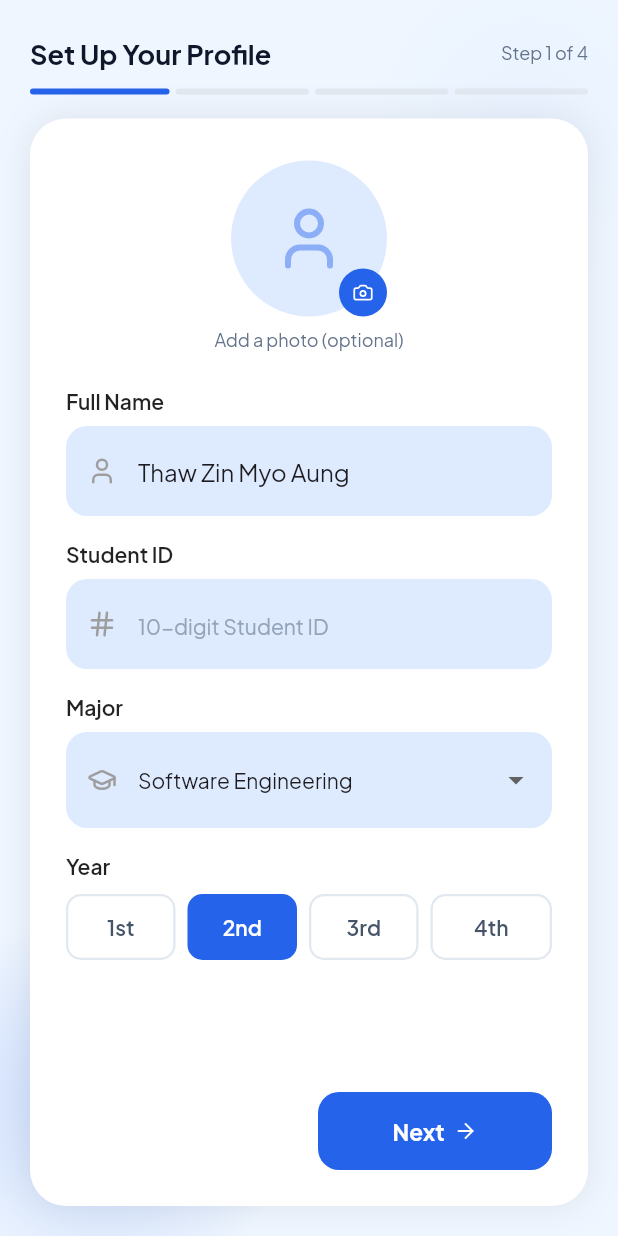
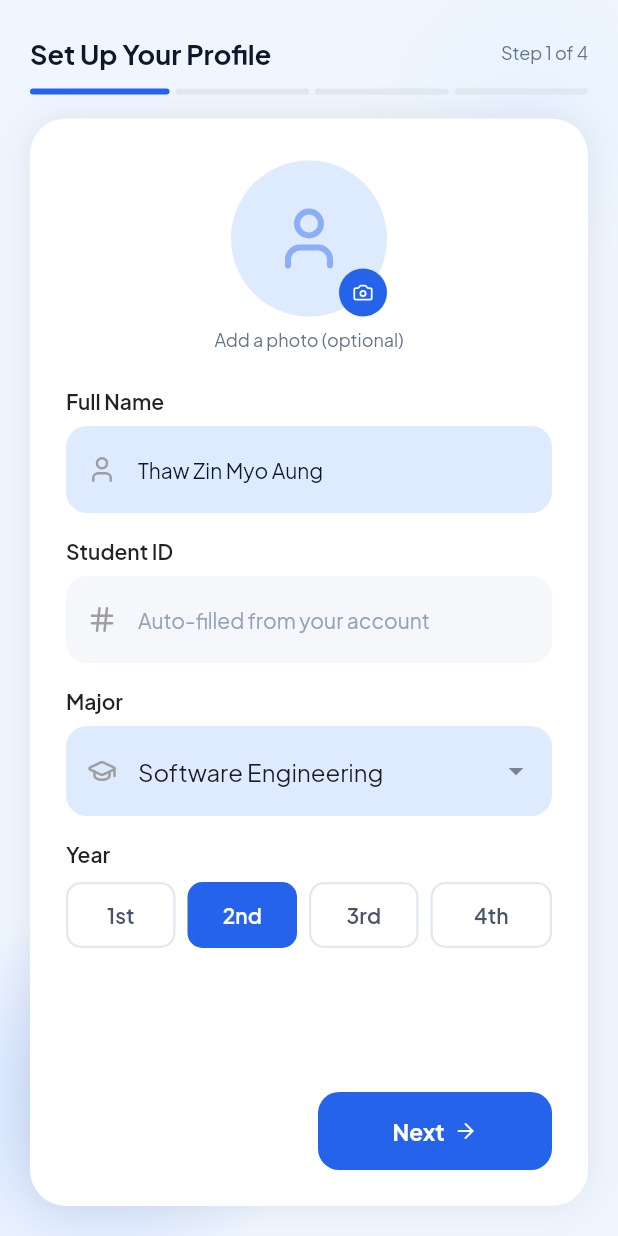
Before and after one commit to Thaw-Zin-Myo-Aung/studysync, a Flutter app: the ProfileSetupScreen screen opened by its route, on a phone screen of 412 x 824 dp. Run offline on Flutter 3.47's test engine with Material 3 defaults, Android fonts, the phone set to English and light mode, and no system bars; drawn by our look-alikes of dropdown_search; our stand-ins replace cloud_firestore, firebase_auth, firebase_core, flutter_riverpod, go_router, google_fonts and 1 more; accounts and stored records are empty; generated files the repository leaves out were written again.

Commit message:
Added constant majors for dropdown

```diff
--- /dev/null
+++ b/lib/core/constants/mfu_majors.dart
@@ -0,0 +1,87 @@
+/// All MFU bachelor's degree programmes, grouped by school.
+/// Used across the app wherever a major picker is needed.
+const List<String> mfuMajors = [
+  // School of Agro-Industry
+  'Innovative Food Science and Technology',
+  'Agri-Food Logistics',
+  // School of Cosmetic Science
+  'Cosmetic Science',
+  'Beauty Technology',
+  // School of Health Science
+  'Public Health',
+  'Environmental Health',
+  'Occupational Health and Safety',
+  'Sports and Health Science',
+  // School of Applied Digital Technology
+  'Computer Engineering',
+  'Digital and Communication Engineering',
+  'Software Engineering',
+  'Digital Technology for Business Innovation',
+  'Multimedia Technology and Animation',
+  // School of Integrative Medicine
+  'Applied Thai Traditional Medicine',
+  'Physical Therapy',
+  'Traditional Chinese Medicine',
+  // School of Law
+  'Laws',
+  'Business Law and Chinese Communication',
+  // School of Liberal Arts
+  'English',
+  'Thai Language and Culture for Foreigners',
+  // School of Management
+  'Accounting',
+  'Business Administration',
+  'Economics',
+  // School of Nursing
+  'Nursing Science',
+  // School of Science
+  'Applied Chemistry',
+  'Biosciences',
+  'Materials Engineering',
+  // School of Sinology
+  'Business Chinese',
+  'Chinese Language and Culture',
+  'Chinese Studies',
+  'Teaching Chinese Language',
+  // School of Social Innovation
+  'International Development',
+  // School of Dentistry
+  'Dental Surgery',
+];
+
+/// Maps each major to its school name for group headers.
+const Map<String, String> mfuMajorSchools = {
+  'Innovative Food Science and Technology': 'School of Agro-Industry',
+  'Agri-Food Logistics':                    'School of Agro-Industry',
+  'Cosmetic Science':                       'School of Cosmetic Science',
+  'Beauty Technology':                      'School of Cosmetic Science',
+  'Public Health':                          'School of Health Science',
+  'Environmental Health':                   'School of Health Science',
+  'Occupational Health and Safety':         'School of Health Science',
+  'Sports and Health Science':              'School of Health Science',
+  'Computer Engineering':                   'School of Applied Digital Technology',
+  'Digital and Communication Engineering':  'School of Applied Digital Technology',
+  'Software Engineering':                   'School of Applied Digital Technology',
+  'Digital Technology for Business Innovation': 'School of Applied Digital Technology',
+  'Multimedia Technology and Animation':    'School of Applied Digital Technology',
+  'Applied Thai Traditional Medicine':      'School of Integrative Medicine',
+  'Physical Therapy':                       'School of Integrative Medicine',
+  'Traditional Chinese Medicine':           'School of Integrative Medicine',
+  'Laws':                                   'School of Law',
+  'Business Law and Chinese Communication': 'School of Law',
+  'English':                                'School of Liberal Arts',
+  'Thai Language and Culture for Foreigners': 'School of Liberal Arts',
+  'Accounting':                             'School of Management',
+  'Business Administration':                'School of Management',
+  'Economics':                              'School of Management',
+  'Nursing Science':                        'School of Nursing',
+  'Applied Chemistry':                      'School of Science',
+  'Biosciences':                            'School of Science',
+  'Materials Engineering':                  'School of Science',
+  'Business Chinese':                       'School of Sinology',
+  'Chinese Language and Culture':           'School of Sinology',
+  'Chinese Studies':                        'School of Sinology',
+  'Teaching Chinese Language':              'School of Sinology',
+  'International Development':              'School of Social Innovation',
+  'Dental Surgery':                         'School of Dentistry',
+};
--- a/lib/core/widgets/custom_text_field.dart
+++ b/lib/core/widgets/custom_text_field.dart
@@ -9,6 +9,7 @@ class CustomTextField extends StatelessWidget {
   final TextInputType keyboardType;
   final bool obscureText;
   final TextCapitalization textCapitalization;
+  final bool readOnly;
 
   const CustomTextField({
     super.key,
@@ -19,6 +20,7 @@ class CustomTextField extends StatelessWidget {
     this.keyboardType = TextInputType.text,
     this.obscureText = false,
     this.textCapitalization = TextCapitalization.none,
+    this.readOnly = false,
   });
 
   @override
@@ -42,6 +44,11 @@ class CustomTextField extends StatelessWidget {
           keyboardType: keyboardType,
           obscureText: obscureText,
           textCapitalization: textCapitalization,
+          readOnly: readOnly,
+          style: TextStyle(
+            color: readOnly ? AppColors.textMuted : AppColors.textPrimary,
+            fontSize: 14,
+          ),
           decoration: InputDecoration(
             hintText: hintText,
             hintStyle: const TextStyle(color: AppColors.textHint, fontSize: 14),
@@ -49,7 +56,9 @@ class CustomTextField extends StatelessWidget {
                 ? Icon(prefixIcon, color: Colors.grey, size: 20)
                 : null,
             filled: true,
-            fillColor: AppColors.primarySurface,
+            fillColor: readOnly
+                ? AppColors.border.withValues(alpha: 0.35)
+                : AppColors.primarySurface,
             border: OutlineInputBorder(
               borderRadius: BorderRadius.circular(14),
               borderSide: BorderSide.none,
--- a/lib/features/home/screens/home_screen.dart
+++ b/lib/features/home/screens/home_screen.dart
@@ -145,7 +145,7 @@ class HomeScreen extends ConsumerWidget {
                   UserProfileCard(
                     fullName: user?.name ?? 'Student',
                     reliability: (user?.reliabilityScore ?? 0).toDouble(),
-                    studentId: user?.email.split('@').first ?? '',
+                    studentId: user?.studentId ?? '',
                     major: user?.major ?? '',
                   ),
                   const SizedBox(height: 20),
--- a/lib/features/onboarding/screens/profile_setup_screen.dart
+++ b/lib/features/onboarding/screens/profile_setup_screen.dart
@@ -1,9 +1,11 @@
 import 'package:flutter/material.dart';
+import 'package:flutter_riverpod/flutter_riverpod.dart';
 import 'package:go_router/go_router.dart';
 import 'package:lucide_icons_flutter/lucide_icons.dart';
 import '../../../core/constants/route_constants.dart';
 import '../../../core/theme/app_colors.dart';
 import '../../../core/widgets/onboarding_progress_bar.dart';
+import '../../../providers/auth_provider.dart';
 import '../widgets/profile_setup_step1.dart';
 import '../widgets/profile_setup_step2.dart';
 import '../widgets/profile_setup_step3.dart';
@@ -16,14 +18,14 @@ class _CourseEntry {
   Map<String, String> toMap() => {'name': name, 'goal': goal};
 }
 
-class ProfileSetupScreen extends StatefulWidget {
+class ProfileSetupScreen extends ConsumerStatefulWidget {
   const ProfileSetupScreen({super.key});
 
   @override
-  State<ProfileSetupScreen> createState() => _ProfileSetupScreenState();
+  ConsumerState<ProfileSetupScreen> createState() => _ProfileSetupScreenState();
 }
 
-class _ProfileSetupScreenState extends State<ProfileSetupScreen> {
+class _ProfileSetupScreenState extends ConsumerState<ProfileSetupScreen> {
   int _step = 0;
   late final PageController _pageController;
   final _nameCtrl = TextEditingController(text: 'Thaw Zin Myo Aung');
@@ -41,6 +43,9 @@ class _ProfileSetupScreenState extends State<ProfileSetupScreen> {
   void initState() {
     super.initState();
     _pageController = PageController();
+    // Pre-fill student ID from authenticated user
+    final user = ref.read(authProvider);
+    _idCtrl.text = user?.studentId ?? user?.email.split('@').first ?? '';
     _availability = List.generate(7, (d) => List.generate(6, (s) {
       if (d == 3 && s == 5) return true; // Thu 7PM
       if (d == 1 && s == 5) return true; // Tue 7PM
--- a/lib/features/onboarding/widgets/profile_setup_step1.dart
+++ b/lib/features/onboarding/widgets/profile_setup_step1.dart
@@ -1,7 +1,13 @@
+import 'package:dropdown_search/dropdown_search.dart';
 import 'package:flutter/material.dart';
 import 'package:lucide_icons_flutter/lucide_icons.dart';
+import '../../../core/constants/mfu_majors.dart';
 import '../../../core/theme/app_colors.dart';
 import '../../../core/widgets/custom_text_field.dart';
+
+String _schoolFor(String major) => mfuMajorSchools[major] ?? '';
+
+// ── Widget ───────────────────────────────────────────────────────────────────
 
 class ProfileSetupStep1 extends StatelessWidget {
   final TextEditingController nameController;
@@ -23,15 +29,9 @@ class ProfileSetupStep1 extends StatelessWidget {
     required this.onAvatarTap,
   });
 
-  static const List<String> _majors = [
-    'Software Engineering', 'Computer Science', 'Information Technology',
-    'Data Science', 'Business Administration', 'International Business',
-    'Tourism Management', 'Nursing', 'Chinese Studies', 'English Studies',
-  ];
-
   static const List<String> _yearLabels = ['1st', '2nd', '3rd', '4th'];
 
-  static final _segmentBorder = OutlineInputBorder(
+  static final _inputBorder = OutlineInputBorder(
     borderRadius: BorderRadius.circular(14),
     borderSide: BorderSide.none,
   );
@@ -61,7 +61,8 @@ class ProfileSetupStep1 extends StatelessWidget {
                     CircleAvatar(
                       radius: 16,
                       backgroundColor: AppColors.primary,
-                      child: const Icon(LucideIcons.camera, size: 14, color: Colors.white),
+                      child: const Icon(LucideIcons.camera, size: 14,
+                          color: Colors.white),
                     ),
                   ],
                 ),
@@ -85,43 +86,132 @@ class ProfileSetupStep1 extends StatelessWidget {
         ),
         const SizedBox(height: 16),
 
-        // ── Student ID ─────────────────────────────────
+        // ── Student ID (read-only, auto-filled) ────────
         CustomTextField(
           label: 'Student ID',
-          hintText: '10-digit Student ID',
+          hintText: 'Auto-filled from your account',
           prefixIcon: LucideIcons.hash,
           controller: studentIdController,
           keyboardType: TextInputType.number,
+          readOnly: true,
         ),
         const SizedBox(height: 16),
 
-        // ── Major dropdown ─────────────────────────────
+        // ── Major searchable dropdown ──────────────────
         const Text('Major',
-            style: TextStyle(fontSize: 14, fontWeight: FontWeight.w600, color: Colors.black87)),
+            style: TextStyle(
+                fontSize: 14,
+                fontWeight: FontWeight.w600,
+                color: Colors.black87)),
         const SizedBox(height: 8),
-        DropdownButtonFormField<String>(
-          initialValue: selectedMajor,
+        DropdownSearch<String>(
+          items: (filter, _) => filter.isEmpty
+              ? mfuMajors
+              : mfuMajors
+                  .where((m) =>
+                      m.toLowerCase().contains(filter.toLowerCase()) ||
+                      _schoolFor(m)
+                          .toLowerCase()
+                          .contains(filter.toLowerCase()))
+                  .toList(),
+          selectedItem: mfuMajors.contains(selectedMajor)
+              ? selectedMajor
+              : null,
           onChanged: (v) { if (v != null) onMajorChanged(v); },
-          items: _majors.map((m) => DropdownMenuItem(
-            value: m,
-            child: Text(m, style: const TextStyle(fontSize: 14)),
-          )).toList(),
-          decoration: InputDecoration(
-            filled: true,
-            fillColor: AppColors.primarySurface,
-            prefixIcon: const Icon(LucideIcons.graduationCap, color: Colors.grey, size: 20),
-            border: _segmentBorder,
-            enabledBorder: _segmentBorder,
-            focusedBorder: _segmentBorder,
+          // ── Popup with search box ──────────────────
+          popupProps: PopupProps.menu(
+            showSearchBox: true,
+            searchFieldProps: TextFieldProps(
+              decoration: InputDecoration(
+                hintText: 'Search major or school…',
+                hintStyle: const TextStyle(
+                    fontSize: 13, color: AppColors.textHint),
+                prefixIcon: const Icon(LucideIcons.search,
+                    size: 18, color: AppColors.textMuted),
+                filled: true,
+                fillColor: AppColors.backgroundPage,
+                border: OutlineInputBorder(
+                    borderRadius: BorderRadius.circular(10),
+                    borderSide: BorderSide.none),
+                contentPadding: const EdgeInsets.symmetric(
+                    horizontal: 12, vertical: 10),
+              ),
+            ),
+            itemBuilder: (ctx, item, isDisabled, isSelected) {
+              final school = _schoolFor(item);
+              return Column(
+                crossAxisAlignment: CrossAxisAlignment.start,
+                mainAxisSize: MainAxisSize.min,
+                children: [
+                  // Show school header only when first item of that group
+                  if (mfuMajors.indexOf(item) == 0 ||
+                      _schoolFor(mfuMajors[
+                              mfuMajors.indexOf(item) - 1]) !=
+                          school)
+                    Padding(
+                      padding: const EdgeInsets.fromLTRB(16, 10, 16, 2),
+                      child: Text(school,
+                          style: TextStyle(
+                              fontSize: 11,
+                              fontWeight: FontWeight.w700,
+                              color: AppColors.primary,
+                              letterSpacing: 0.4)),
+                    ),
+                  ListTile(
+                    dense: true,
+                    title: Text(item,
+                        style: TextStyle(
+                            fontSize: 14,
+                            color: isSelected
+                                ? AppColors.primary
+                                : AppColors.textPrimary,
+                            fontWeight: isSelected
+                                ? FontWeight.w600
+                                : FontWeight.normal)),
+                    trailing: isSelected
+                        ? Icon(LucideIcons.check,
+                            size: 16, color: AppColors.primary)
+                        : null,
+                  ),
+                ],
+              );
+            },
+            menuProps: MenuProps(
+              borderRadius: BorderRadius.circular(14),
+              elevation: 4,
+            ),
+            constraints: const BoxConstraints(maxHeight: 320),
+            emptyBuilder: (_, __) => const Padding(
+              padding: EdgeInsets.all(16),
+              child: Text('No majors found',
+                  style: TextStyle(
+                      fontSize: 14, color: AppColors.textMuted)),
+            ),
           ),
-          dropdownColor: AppColors.surface,
-          borderRadius: BorderRadius.circular(14),
+          // ── Closed field appearance ────────────────
+          decoratorProps: DropDownDecoratorProps(
+            decoration: InputDecoration(
+              filled: true,
+              fillColor: AppColors.primarySurface,
+              hintText: 'Select your major',
+              hintStyle: const TextStyle(
+                  fontSize: 14, color: AppColors.textHint),
+              prefixIcon: const Icon(LucideIcons.graduationCap,
+                  color: Colors.grey, size: 20),
+              border: _inputBorder,
+              enabledBorder: _inputBorder,
+              focusedBorder: _inputBorder,
+            ),
+          ),
         ),
         const SizedBox(height: 16),
 
         // ── Year chips ─────────────────────────────────
         const Text('Year',
-            style: TextStyle(fontSize: 14, fontWeight: FontWeight.w600, color: Colors.black87)),
+            style: TextStyle(
+                fontSize: 14,
+                fontWeight: FontWeight.w600,
+                color: Colors.black87)),
         const SizedBox(height: 10),
         Row(
           children: List.generate(4, (i) {
@@ -137,10 +227,14 @@ class ProfileSetupStep1 extends StatelessWidget {
                     height: 44,
                     alignment: Alignment.center,
                     decoration: BoxDecoration(
-                      color: isSelected ? AppColors.primary : AppColors.surface,
+                      color: isSelected
+                          ? AppColors.primary
+                          : AppColors.surface,
                       borderRadius: BorderRadius.circular(10),
                       border: Border.all(
-                        color: isSelected ? AppColors.primary : AppColors.border,
+                        color: isSelected
+                            ? AppColors.primary
+                            : AppColors.border,
                         width: 1.5,
                       ),
                     ),
@@ -148,7 +242,9 @@ class ProfileSetupStep1 extends StatelessWidget {
                         style: TextStyle(
                           fontSize: 14,
                           fontWeight: FontWeight.w600,
-                          color: isSelected ? Colors.white : AppColors.textSecondary,
+                          color: isSelected
+                              ? Colors.white
+                              : AppColors.textSecondary,
                         )),
                   ),
                 ),
--- a/lib/providers/auth_provider.dart
+++ b/lib/providers/auth_provider.dart
@@ -34,6 +34,8 @@ class AuthNotifier extends Notifier<UserModel?> {
     await _authService.signOut();
     state = null;
   }
+
+  void updateUser(UserModel user) => state = user;
 }
 
 final authProvider = NotifierProvider<AuthNotifier, UserModel?>(
--- a/lib/services/navigation/app_router.dart
+++ b/lib/services/navigation/app_router.dart
@@ -11,6 +11,7 @@ import '../../features/matching/screens/discover_screen.dart';
 import '../../features/groups/screens/groups_list_screen.dart';
 import '../../features/groups/screens/group_detail_screen.dart';
 import '../../features/profile/screens/profile_screen.dart';
+import '../../features/profile/screens/edit_profile_screen.dart';
 import '../../features/settings/screens/settings_screen.dart';
 import '../../features/notifications/screens/notifications_screen.dart';
 import '../../providers/auth_provider.dart';
@@ -120,10 +121,7 @@ class AppRouter {
       ),
       GoRoute(
         path: RouteConstants.editProfile,
-        builder: (context, state) => Scaffold(
-          appBar: AppBar(title: const Text('Edit Profile')),
-          body: const Center(child: Text('Edit Profile - Coming Soon')),
-        ),
+        builder: (context, state) => const EditProfileScreen(),
       ),
     ],
     );
--- a/pubspec.yaml
+++ b/pubspec.yaml
@@ -15,6 +15,7 @@ dependencies:
   lucide_icons_flutter: ^3.1.10
   google_fonts: ^8.0.2
   flutter_riverpod: ^3.2.1
+  dropdown_search: ^6.0.1
 
   # TODO: Add these as you implement features
   firebase_core: ^4.5.0
```
Also changed, not shown: lib/features/profile/screens/edit_profile_screen.dart (+410 -0 lines), lib/models/user_model.dart (+7 -0 lines), lib/services/firebase/auth_service.dart (+19 -0 lines), pubspec.lock.
